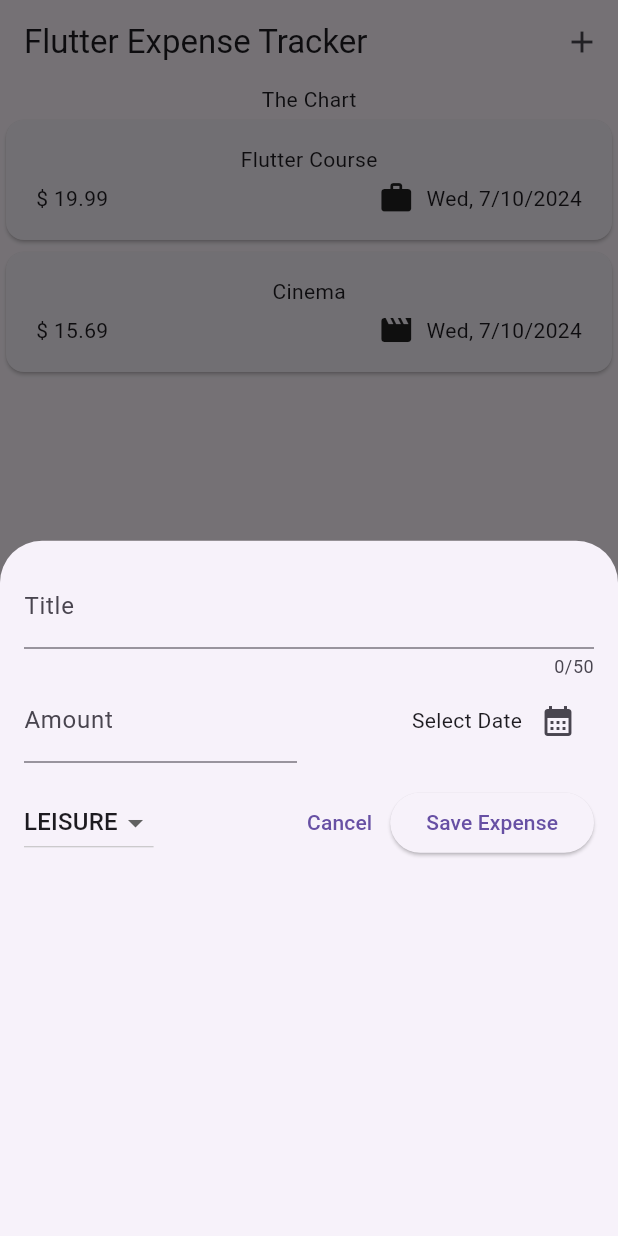
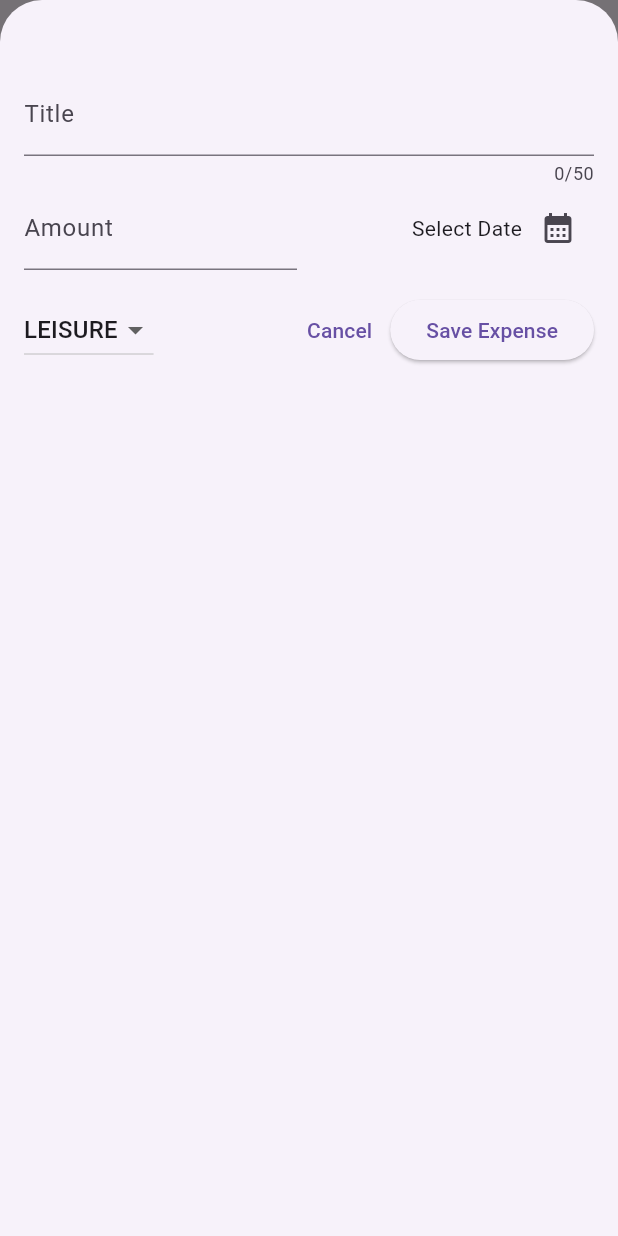
Before and after one commit to IRSAGE/Flutter-Expense-Tracker, a Flutter app: the screen it shows after launch, after a tap on the "add" icon, on a phone screen of 412 x 824 dp. Run offline on Flutter 3.47's test engine with Material 3 defaults, Android fonts, the phone set to English and light mode, and no system bars.

Commit message:
Creating a Fullscreen Modal

```diff
--- a/lib/widgets/expenses.dart
+++ b/lib/widgets/expenses.dart
@@ -30,6 +30,7 @@ class _ExpensesState extends State<Expenses> {
 
   void _openAddExpenseOverlay() {
     showModalBottomSheet(
+      isScrollControlled: true,
       context: context,
       builder: (ctx) => NewExpense(
         onAddExpense: _addExpense,
--- a/lib/widgets/new_expense.dart
+++ b/lib/widgets/new_expense.dart
@@ -56,11 +56,15 @@ class _NewExpenseState extends State<NewExpense> {
       return;
     }
 
-    widget.onAddExpense(Expense(
+    widget.onAddExpense(
+      Expense(
         title: _titleController.text,
         amount: enteredAmount,
         date: _selectedDate!,
-        category: _selectedCategory));
+        category: _selectedCategory,
+      ),
+    );
+    Navigator.pop(context);
   }
 
   @override
@@ -73,7 +77,7 @@ class _NewExpenseState extends State<NewExpense> {
   @override
   Widget build(BuildContext context) {
     return Padding(
-      padding: const EdgeInsets.all(16),
+      padding: const EdgeInsets.fromLTRB(16, 48, 16, 16),
       child: Column(
         children: [
           TextField(
```
